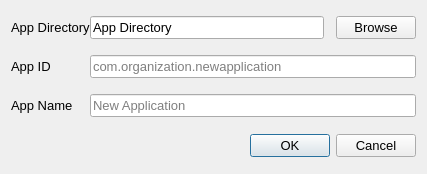
Old version of the form tools/debug/UI/NewApplicationDialog.ui in the repository TrickPlay/Trickplay.
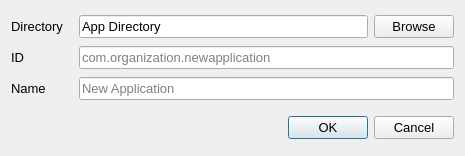
New version of the form.

Diff of the .ui file:
```diff
--- a/tools/debug/UI/NewApplicationDialog.ui
+++ b/tools/debug/UI/NewApplicationDialog.ui
@@ -6,8 +6,8 @@
    <rect>
     <x>0</x>
     <y>0</y>
-    <width>427</width>
-    <height>174</height>
+    <width>465</width>
+    <height>156</height>
    </rect>
   </property>
   <property name="font">
@@ -27,20 +27,26 @@
    </property>
    <item row="0" column="0">
     <layout class="QGridLayout" name="gridLayout">
-     <property name="verticalSpacing">
+     <property name="horizontalSpacing">
       <number>16</number>
      </property>
+     <property name="verticalSpacing">
+      <number>8</number>
+     </property>
      <item row="0" column="0">
       <widget class="QLabel" name="labelDirectory">
        <property name="text">
-        <string>App Directory</string>
+        <string>Directory</string>
        </property>
       </widget>
      </item>
      <item row="0" column="1">
-      <layout class="QHBoxLayout" name="horizontalLayout">
+      <layout class="QHBoxLayout" name="horizontalLayout" stretch="0,0">
        <property name="spacing">
-        <number>12</number>
+        <number>6</number>
+       </property>
+       <property name="sizeConstraint">
+        <enum>QLayout::SetMinimumSize</enum>
        </property>
        <item>
         <widget class="QLineEdit" name="directory">
@@ -64,7 +70,7 @@
      <item row="1" column="0">
       <widget class="QLabel" name="labelId">
        <property name="text">
-        <string>App ID</string>
+        <string>ID</string>
        </property>
       </widget>
      </item>
@@ -78,7 +84,7 @@
      <item row="2" column="0">
       <widget class="QLabel" name="labelName">
        <property name="text">
-        <string>App Name</string>
+        <string>Name</string>
        </property>
       </widget>
      </item>
```
